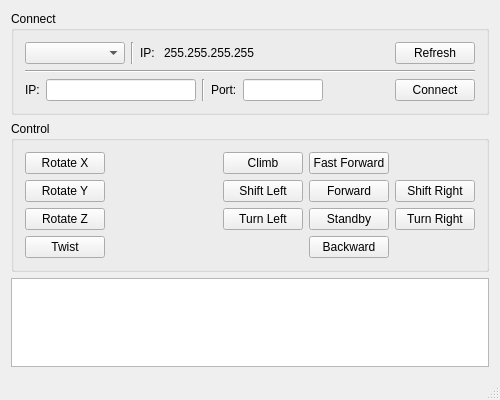
Old version of the form software/pc/mainwindow.ui in the repository woooxvi/hexapod.
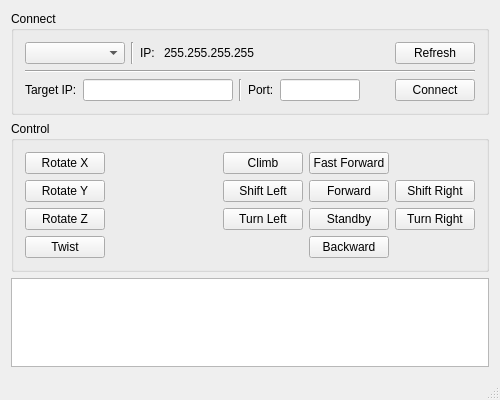
New version of the form. Icons and pictures are not drawn.

Diff of the .ui file:
```diff
--- a/software/pc/mainwindow.ui
+++ b/software/pc/mainwindow.ui
@@ -128,7 +128,7 @@
             </size>
            </property>
            <property name="text">
-            <string>IP:</string>
+            <string>Target IP:</string>
            </property>
           </widget>
          </item>
```
